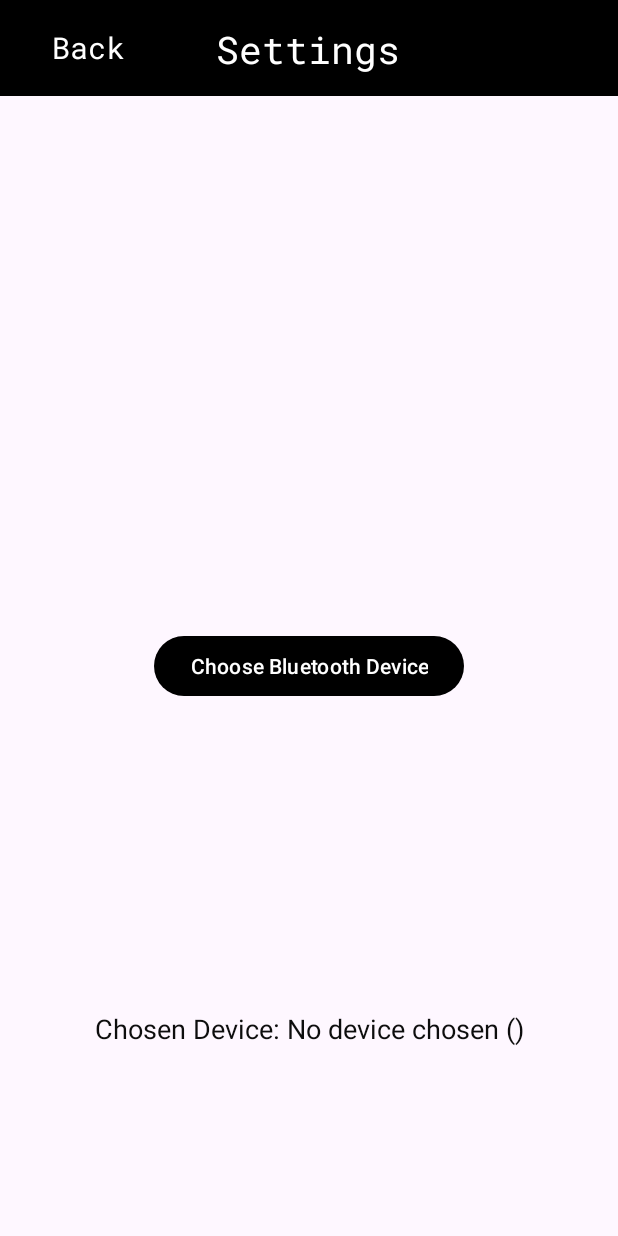
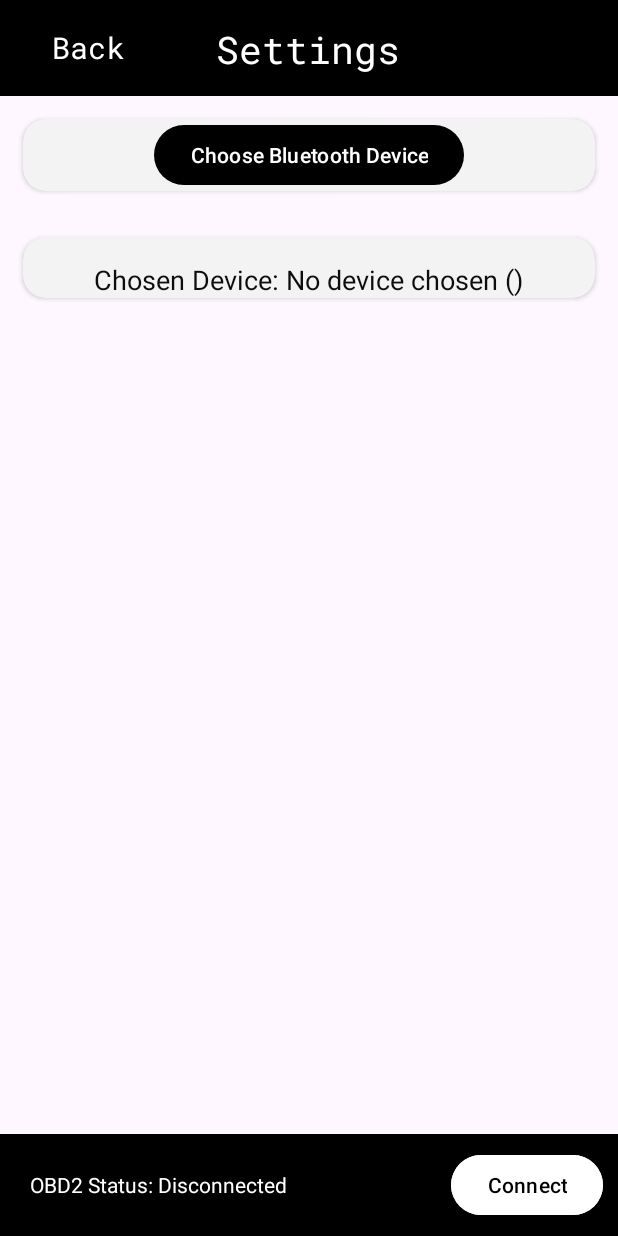
Before and after one commit to Erik-Mahej/VMSOBD2, an Android app: the AppSettings screen opened directly, with no data from a screen before it, on a phone screen of 412 x 824 dp. Run offline under Robolectric (Android 15) with nearby library versions, the phone set to English and light mode, and no system bars.

Commit message:
Uprava setting layout a BUGFIX permissionss

```diff
--- a/app/src/main/java/com/example/vmsobd2/MainActivity.java
+++ b/app/src/main/java/com/example/vmsobd2/MainActivity.java
@@ -18,6 +18,7 @@ import androidx.core.view.ViewCompat;
 import androidx.core.view.WindowInsetsCompat;
 
 public class MainActivity extends AppCompatActivity {
+    private static boolean BTCN = false;
     private Bluetooth bluetooth;
     private TextView connectionStatus;
     private Button connectButton;
@@ -47,6 +48,7 @@ public class MainActivity extends AppCompatActivity {
             bluetooth.disconnect();
             connectButton.setText("Connect");
             connectionStatus.setText("OBD2 Status: Disconnected");
+            BTCN = false;
         } else {
             SharedPreferences preferences = PreferenceManager.getDefaultSharedPreferences(this);
             String deviceAddress = preferences.getString("selected_device_address", null);
@@ -54,6 +56,7 @@ public class MainActivity extends AppCompatActivity {
                 bluetooth.connect(deviceAddress);
                 if (bluetooth.isConnected()) {
                     connectButton.setText("Disconnect");
+                    BTCN = true;
                 }
             } else {
                 connectionStatus.setText("OBD2 Status: No Device Selected");
@@ -80,7 +83,7 @@ public class MainActivity extends AppCompatActivity {
                 }
             } else {
                 connectionStatus.setText("OBD2 Status: Permission Denied");
-                Toast.makeText(this, "Bluetooth connection permission denied.", Toast.LENGTH_LONG).show();
+                Toast.makeText(this, "Bluetooth permission denied. Allow it in the aplication settings.", Toast.LENGTH_LONG).show();
             }
         }
     }
@@ -88,6 +91,7 @@ public class MainActivity extends AppCompatActivity {
     public void Transport(View view) {
         if (view.getId() == R.id.btnDashboard) {
             Intent intentDashboard = new Intent(MainActivity.this, carDashboard.class);
+            intentDashboard.putExtra("EXTRA_SESSION_ID", BTCN);
             startActivity(intentDashboard);
         } else if (view.getId() == R.id.btnStats) {
             Intent intentDashboard = new Intent(MainActivity.this, CarStatistics.class);
--- a/app/src/main/res/layout/activity_appsettings.xml
+++ b/app/src/main/res/layout/activity_appsettings.xml
@@ -51,17 +51,70 @@
         app:layout_constraintStart_toStartOf="parent"
         app:layout_constraintTop_toTopOf="parent" />
 
+
+    <include
+        android:id="@+id/bottom_toolbar"
+        layout="@layout/bottom_toolbar"
+        app:layout_constraintEnd_toEndOf="parent"
+        app:layout_constraintStart_toStartOf="parent" />
+    <ScrollView
+        android:layout_width="0dp"
+        android:layout_height="0dp"
+        app:layout_constraintStart_toStartOf="parent"
+        app:layout_constraintEnd_toEndOf="parent"
+        app:layout_constraintTop_toBottomOf="@id/toolbar"
+        app:layout_constraintBottom_toTopOf="@id/bottom_toolbar">
+
+        <GridLayout
+            android:layout_width="match_parent"
+            android:layout_height="wrap_content"
+            android:columnCount="1"
+            android:rowCount="4">
+
+            <androidx.cardview.widget.CardView
+                android:layout_width="match_parent"
+                android:layout_height="wrap_content"
+                android:layout_rowWeight="1"
+                android:layout_columnWeight="1"
+                android:layout_margin="15dp"
+                android:backgroundTint="#f3f3f3"
+                app:cardCornerRadius="15dp">
+
+                <LinearLayout
+                    android:layout_width="match_parent"
+                    android:layout_height="match_parent"
+                    android:gravity="center"
+                    android:orientation="vertical">
+
                     <Button
                         android:id="@+id/chooseDeviceButton"
                         android:layout_width="wrap_content"
                         android:layout_height="wrap_content"
                         android:text="Choose Bluetooth Device"
+                        android:textColor="@color/white"
                         app:layout_constraintTop_toBottomOf="@id/toolbar"
                         app:layout_constraintStart_toStartOf="parent"
                         app:layout_constraintEnd_toEndOf="parent"
                         app:layout_constraintBottom_toBottomOf="parent"
                         app:layout_constraintVertical_bias="0.5" />
 
+                </LinearLayout>
+            </androidx.cardview.widget.CardView>
+
+            <androidx.cardview.widget.CardView
+                android:layout_width="match_parent"
+                android:layout_height="match_parent"
+                android:layout_rowWeight="1"
+                android:layout_columnWeight="1"
+                android:layout_margin="15dp"
+                android:backgroundTint="#f3f3f3"
+                app:cardCornerRadius="15dp">
+
+                <LinearLayout
+                    android:layout_width="match_parent"
+                    android:layout_height="match_parent"
+                    android:gravity="center"
+                    android:orientation="vertical">
                     <TextView
                         android:id="@+id/chosenDeviceTextView"
                         android:layout_width="wrap_content"
@@ -75,5 +128,12 @@
                         app:layout_constraintStart_toStartOf="parent"
                         app:layout_constraintTop_toBottomOf="@id/chooseDeviceButton"
                         app:layout_constraintVertical_bias="0.6" />
+                </LinearLayout>
+            </androidx.cardview.widget.CardView>
+
+
+
+        </GridLayout>
+    </ScrollView>
 
 </androidx.constraintlayout.widget.ConstraintLayout>
```
Also changed, not shown: app/src/main/java/com/example/vmsobd2/AppSettings.java (+46 -3 lines), app/src/main/java/com/example/vmsobd2/carDashboard.java (+27 -1 lines). Lines whose indentation alone changed are shown as unchanged.
